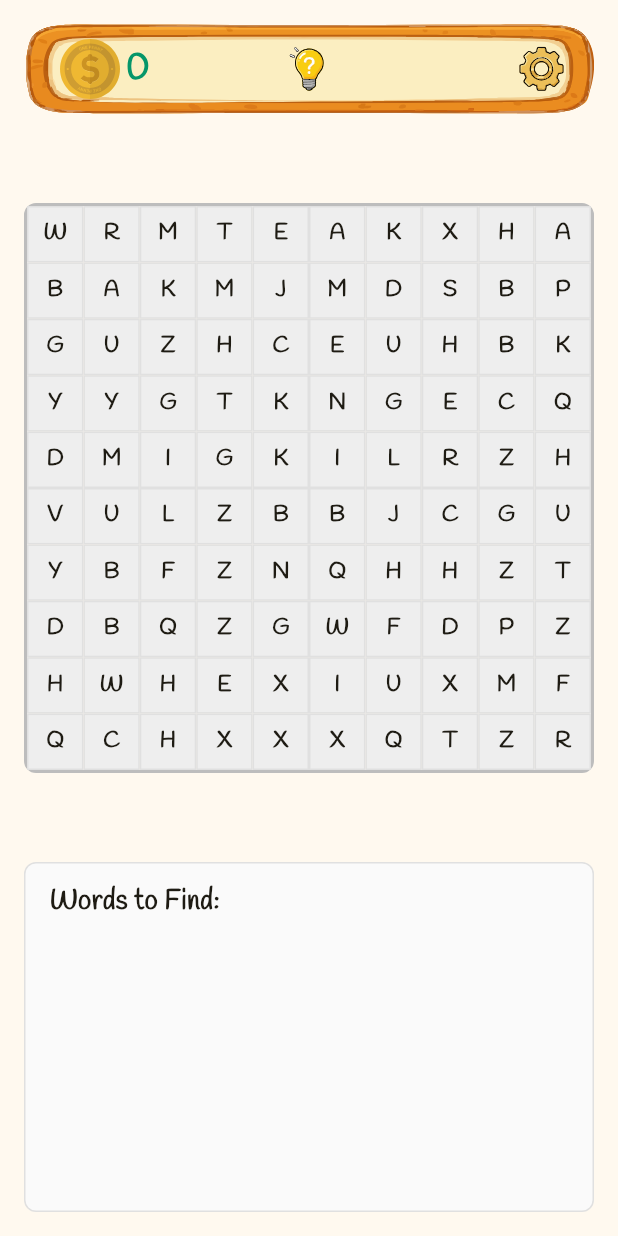
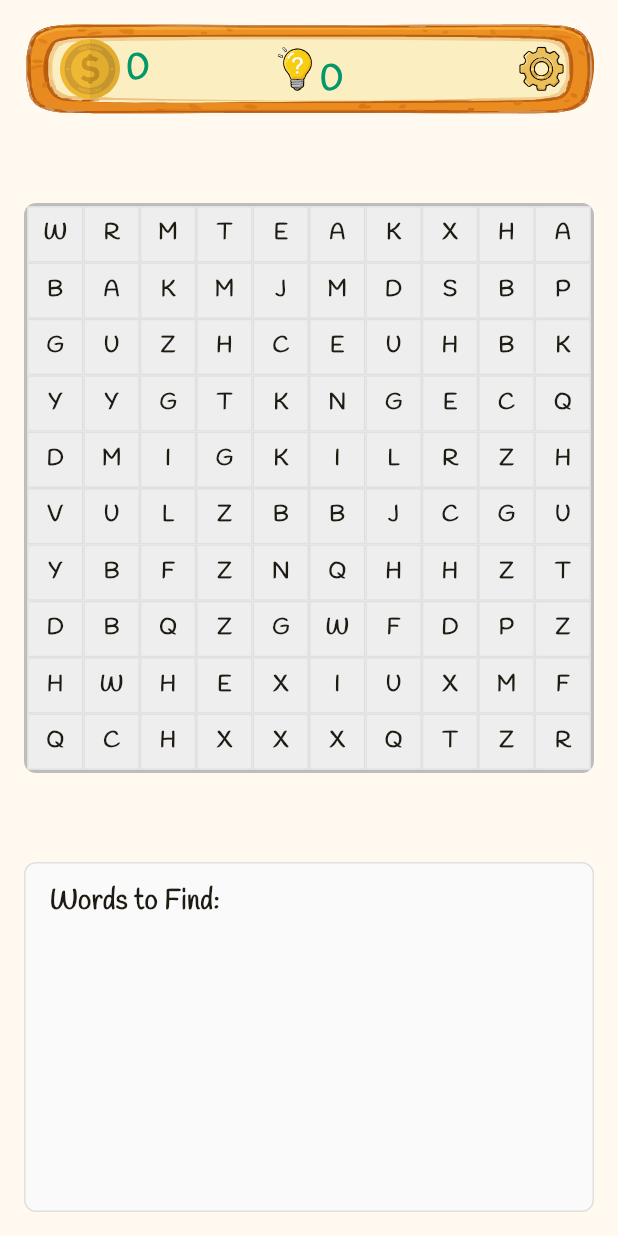
Before and after one commit to hmncube/local_game, a Flutter app: the FindWordGameScreen screen opened by its route, on a phone screen of 412 x 824 dp. Run offline on Flutter 3.47's test engine with Material 3 defaults, Android fonts, the phone set to English and light mode, and no system bars; our stand-ins replace audioplayers, equatable, flutter_bloc, flutter_svg, get_it, go_router and 4 more; accounts and stored records are empty; statements that could not run were skipped; project files that could hold a hidden picture were left out.

Commit message:
Fix game appbar

```diff
--- a/lib/presentation/widget/game_top_bar.dart
+++ b/lib/presentation/widget/game_top_bar.dart
@@ -45,19 +45,28 @@ class GameTopBar extends StatelessWidget {
               ),
             ),
           ),
-          Visibility(
-            visible: onHintClicked != null,
-            child: Align(
+          Align(
             alignment: Alignment.center,
             child: GestureDetector(
               onTap: () {
                 onHintClicked!();
               },
-                child: SvgPicture.asset(
-                  AppAssets.hintSvg,
-                  height: 30,
-                  width: 30,
+              child: Row(
+                mainAxisAlignment: MainAxisAlignment.center,
+                children: [
+                  SvgPicture.asset(AppAssets.hintSvg, height: 30, width: 30),
+                  Padding(
+                    padding: const EdgeInsets.only(top: 14.0),
+                    child: Text(
+                      hints.toString(),
+                      style: AppTextStyles.body.copyWith(
+                        color: AppTheme.accentGreen,
+                        fontSize: 24,
+                        fontWeight: FontWeight.bold,
                       ),
+                    ),
+                  ),
+                ],
               ),
             ),
           ),
```
Lines whose indentation alone changed are shown as unchanged.
